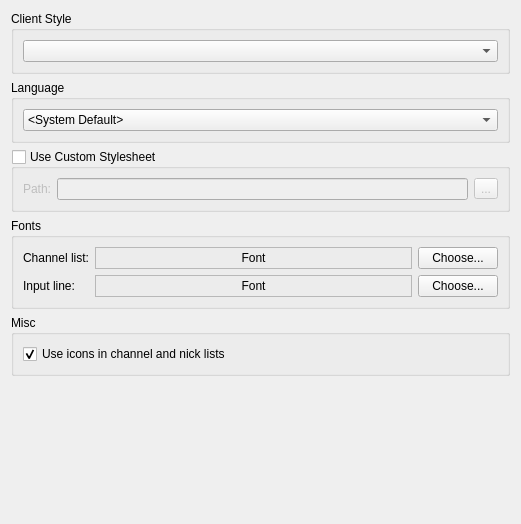
First picture: the form in src/qtui/settingspages/appearancesettingspage.ui, repository quassel/quassel, before the edit.
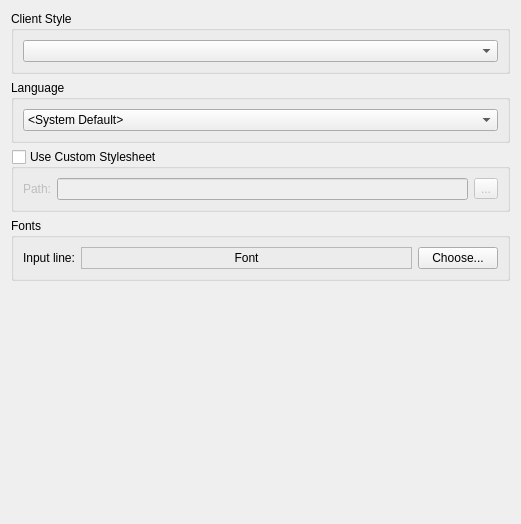
Second picture: the form after the edit.

Commit message:
Add new ItemView settingspage
This can be used to define custom colors and fonts for the chat list and nick list.
As with the ChatView, only basic things are settable here; more complex stuff requires
a custom stylesheet.

Patch:
```diff
--- a/src/qtui/settingspages/appearancesettingspage.ui
+++ b/src/qtui/settingspages/appearancesettingspage.ui
@@ -124,54 +124,6 @@
      </property>
      <layout class="QGridLayout" name="gridLayout">
       <item row="0" column="0">
-       <widget class="QLabel" name="label_4">
-        <property name="toolTip">
-         <string>Set font for channel and nick lists</string>
-        </property>
-        <property name="text">
-         <string>Channel list:</string>
-        </property>
-       </widget>
-      </item>
-      <item row="0" column="1">
-       <widget class="QLabel" name="demoBufferView">
-        <property name="sizePolicy">
-         <sizepolicy hsizetype="MinimumExpanding" vsizetype="Preferred">
-          <horstretch>0</horstretch>
-          <verstretch>0</verstretch>
-         </sizepolicy>
-        </property>
-        <property name="toolTip">
-         <string>Set font for channel and nick lists</string>
-        </property>
-        <property name="frameShape">
-         <enum>QFrame::StyledPanel</enum>
-        </property>
-        <property name="frameShadow">
-         <enum>QFrame::Sunken</enum>
-        </property>
-        <property name="text">
-         <string>Font</string>
-        </property>
-        <property name="alignment">
-         <set>Qt::AlignCenter</set>
-        </property>
-       </widget>
-      </item>
-      <item row="0" column="2">
-       <widget class="QPushButton" name="chooseBufferView">
-        <property name="sizePolicy">
-         <sizepolicy hsizetype="Preferred" vsizetype="Fixed">
-          <horstretch>0</horstretch>
-          <verstretch>0</verstretch>
-         </sizepolicy>
-        </property>
-        <property name="text">
-         <string>Choose...</string>
-        </property>
-       </widget>
-      </item>
-      <item row="1" column="0">
        <widget class="QLabel" name="label_3">
         <property name="toolTip">
          <string>Set font for the input line</string>
@@ -181,7 +133,7 @@
         </property>
        </widget>
       </item>
-      <item row="1" column="1">
+      <item row="0" column="1">
        <widget class="QLabel" name="demoInputLine">
         <property name="sizePolicy">
          <sizepolicy hsizetype="MinimumExpanding" vsizetype="Preferred">
@@ -206,7 +158,7 @@
         </property>
        </widget>
       </item>
-      <item row="1" column="2">
+      <item row="0" column="2">
        <widget class="QPushButton" name="chooseInputLine">
         <property name="sizePolicy">
          <sizepolicy hsizetype="Preferred" vsizetype="Fixed">
@@ -222,28 +174,6 @@
      </layout>
     </widget>
    </item>
-   <item>
-    <widget class="QGroupBox" name="groupBox_3">
-     <property name="title">
-      <string>Misc</string>
-     </property>
-     <layout class="QVBoxLayout" name="verticalLayout_3">
-      <item>
-       <widget class="QCheckBox" name="showUserStateIcons">
-        <property name="toolTip">
-         <string>Show status icons in channel and nick lists</string>
-        </property>
-        <property name="text">
-         <string>Use icons in channel and nick lists</string>
-        </property>
-        <property name="checked">
-         <bool>true</bool>
-        </property>
-       </widget>
-      </item>
-     </layout>
-    </widget>
-   </item>
    <item>
     <spacer name="verticalSpacer">
      <property name="orientation">
```
The commit also changes 8 other files.
